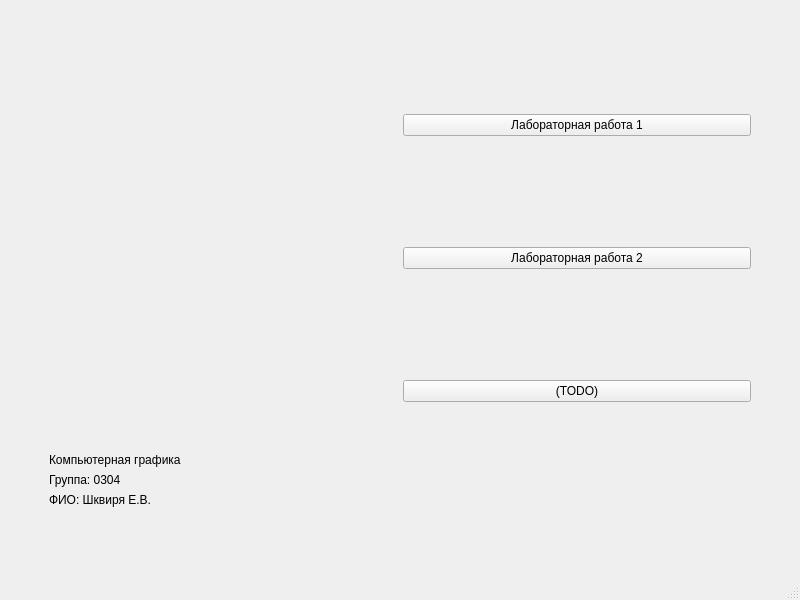
Jengle88/labs_etu, file labsCompGraphics/compGraphics/ui/splashWindow/splashwindow.ui: the form before one commit.
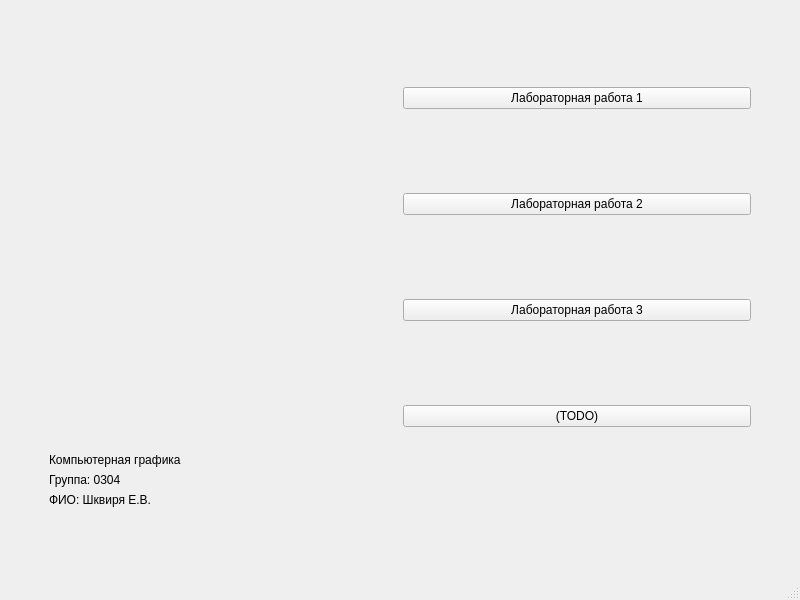
The form after the commit.

Patch:
```diff
--- a/labsCompGraphics/compGraphics/ui/splashWindow/splashwindow.ui
+++ b/labsCompGraphics/compGraphics/ui/splashWindow/splashwindow.ui
@@ -102,6 +102,13 @@
         <item>
          <widget class="QPushButton" name="buttonLab3">
           <property name="text">
+           <string>Лабораторная работа 3</string>
+          </property>
+         </widget>
+        </item>
+        <item>
+         <widget class="QPushButton" name="buttonLab4">
+          <property name="text">
            <string>(TODO)</string>
           </property>
          </widget>
```
